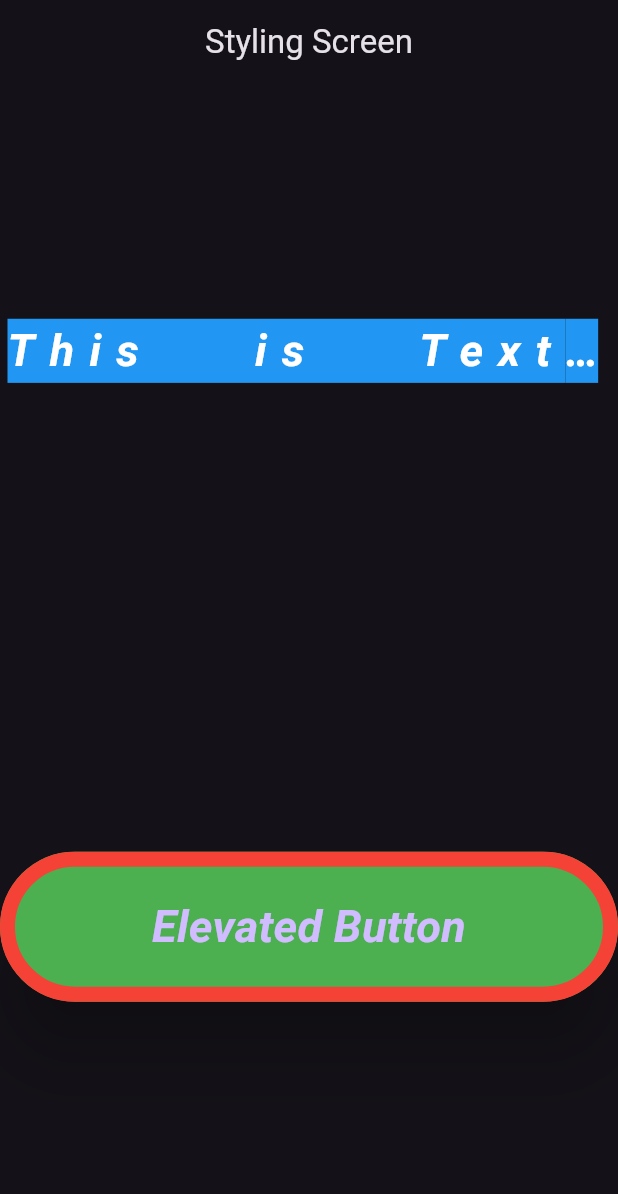
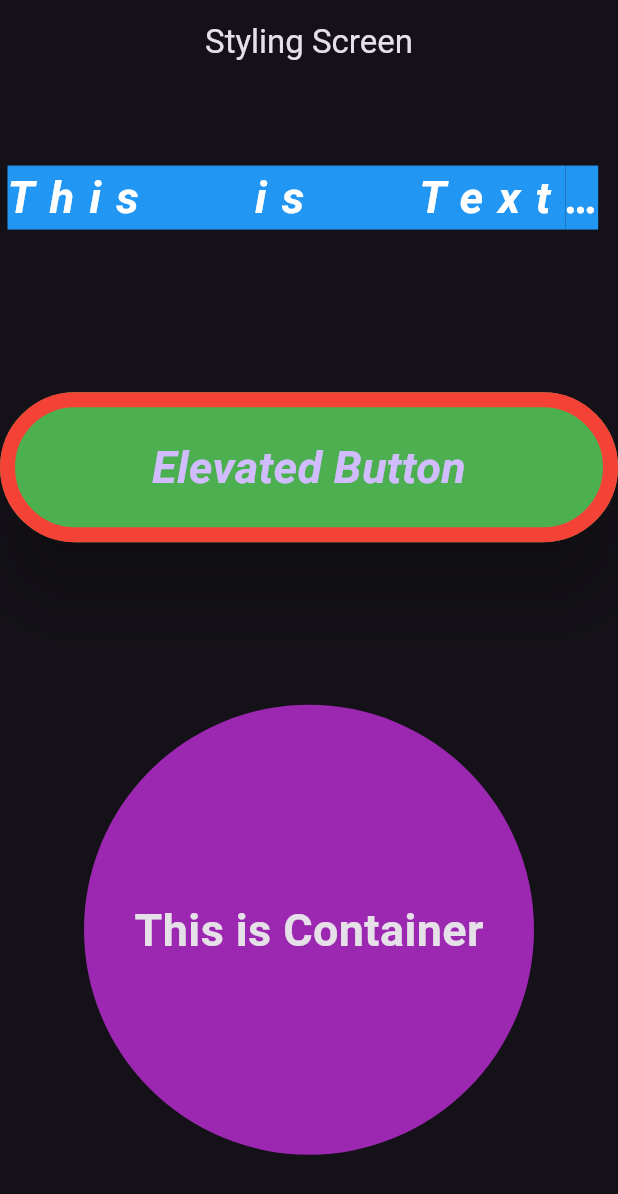
Before and after one commit to Hassanulhaq52/Fast-Track-Flutter, a Flutter app: the screen it shows after launch, on a phone screen of 412 x 824 dp. Shown: the top 1194 px of the screen. Run offline on Flutter 3.47's test engine with Material 3 defaults, Android fonts, the phone set to English and light mode, and no system bars.

Commit message:
Container Style.

```diff
--- a/lib/styling_responsiveness/styling_screen.dart
+++ b/lib/styling_responsiveness/styling_screen.dart
@@ -17,7 +17,7 @@ class StylingScreen extends StatelessWidget {
           children: [
             // Center(child: Text('This is Styling Screen.',style: Theme.of(context).textTheme.headlineLarge,),),
 
-            Text(
+            const Text(
               'This is Text Style',
               style: TextStyle(
                 backgroundColor: Colors.blue,
@@ -36,9 +36,8 @@ class StylingScreen extends StatelessWidget {
               style: ElevatedButton.styleFrom(
                 backgroundColor: Colors.green,
                 fixedSize: Size(450, 100),
-                side: BorderSide(width: 10,color: Colors.red),
+                side: BorderSide(width: 10, color: Colors.red),
                 elevation: 20,
-
               ),
               child: const Text(
                 'Elevated Button',
@@ -47,6 +46,22 @@ class StylingScreen extends StatelessWidget {
                     fontWeight: FontWeight.bold,
                     fontStyle: FontStyle.italic),
               ),
+            ),
+
+            Container(
+
+              child: Text('This is Container',style: TextStyle(fontSize: 30,fontWeight: FontWeight.bold),),
+              height: 300,
+              width: 500,
+              alignment: Alignment.center,
+              decoration: BoxDecoration(
+
+                color: Colors.purple,
+                // borderRadius: BorderRadius.circular(300),
+                shape: BoxShape.circle,
+                // image: DecorationImage(image: NetworkImage('https://pakobserver.net/wp-content/uploads/2024/02/Babar-Azam-1-750x525.jpg'))
+
+              ),
             )
           ],
         ),
```
